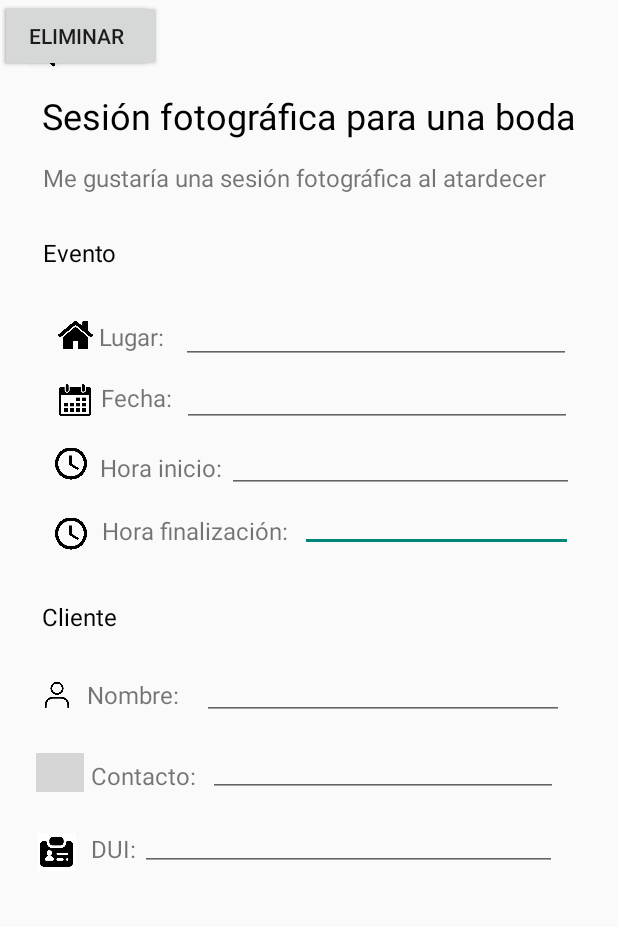
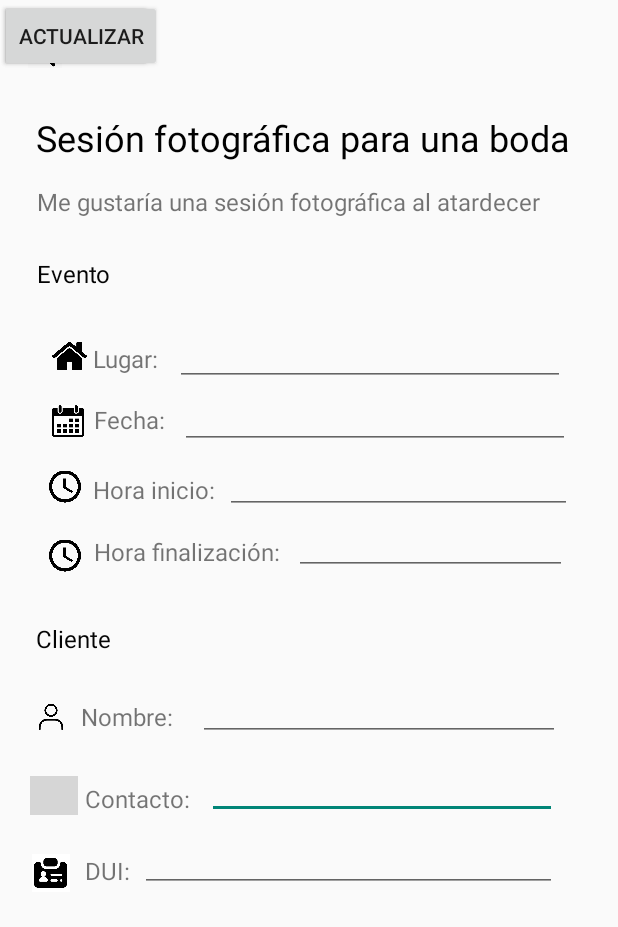
Before and after one commit to vicrenlopez14/CAMVI, an Android app: the fragment FragmentVerMasSesiones shown on its own in the app's theme, on a phone screen of 412 x 824 dp. Shown: the top 927 px of the screen. Run offline under Robolectric (Android 15) with nearby library versions, the phone set to English and light mode, and no system bars; grey boxes are pictures that could not be loaded.

Commit message:
Ver más

```diff
--- a/app/src/main/res/layout/fragment_ver_mas_sesiones.xml
+++ b/app/src/main/res/layout/fragment_ver_mas_sesiones.xml
@@ -27,65 +27,61 @@
         android:textSize="24sp"
         app:layout_constraintBottom_toBottomOf="parent"
         app:layout_constraintEnd_toEndOf="parent"
+        app:layout_constraintHorizontal_bias="0.431"
         app:layout_constraintStart_toStartOf="parent"
         app:layout_constraintTop_toTopOf="parent"
-        app:layout_constraintVertical_bias="0.077" />
+        app:layout_constraintVertical_bias="0.095" />
 
-    <TextView
-        android:id="@+id/textView2"
-        android:layout_width="wrap_content"
-        android:layout_height="wrap_content"
-        android:text="Me gustaría una sesión fotográfica al atardecer"
-        android:textSize="16sp"
+    <ImageView
+        android:id="@+id/imageView10"
+        android:layout_width="32dp"
+        android:layout_height="26dp"
+        android:src="@drawable/celular"
         app:layout_constraintBottom_toBottomOf="parent"
         app:layout_constraintEnd_toEndOf="parent"
-        app:layout_constraintHorizontal_bias="0.381"
+        app:layout_constraintHorizontal_bias="0.052"
         app:layout_constraintStart_toStartOf="parent"
-        app:layout_constraintTop_toBottomOf="@+id/textView"
-        app:layout_constraintVertical_bias="0.02" />
+        app:layout_constraintTop_toTopOf="parent"
+        app:layout_constraintVertical_bias="0.648" />
 
-    <TextView
-        android:id="@+id/textView3"
-        android:layout_width="wrap_content"
-        android:layout_height="wrap_content"
-        android:text="Evento"
-        android:textColor="#040404"
-        android:textSize="16sp"
+    <ImageView
+        android:id="@+id/imageView6"
+        android:layout_width="21dp"
+        android:layout_height="26dp"
+        android:src="@drawable/reloj"
         app:layout_constraintBottom_toBottomOf="parent"
         app:layout_constraintEnd_toEndOf="parent"
-        app:layout_constraintHorizontal_bias="0.079"
+        app:layout_constraintHorizontal_bias="0.084"
         app:layout_constraintStart_toStartOf="parent"
         app:layout_constraintTop_toTopOf="parent"
-        app:layout_constraintVertical_bias="0.196" />
+        app:layout_constraintVertical_bias="0.448" />
 
-    <TextView
-        android:id="@+id/textView4"
-        android:layout_width="wrap_content"
-        android:layout_height="wrap_content"
-        android:text="Cliente"
-        android:textColor="#040404"
-        android:textSize="16sp"
+    <ImageView
+        android:id="@+id/imageView11"
+        android:layout_width="26dp"
+        android:layout_height="25dp"
+        android:src="@drawable/dui"
         app:layout_constraintBottom_toBottomOf="parent"
         app:layout_constraintEnd_toEndOf="parent"
-        app:layout_constraintHorizontal_bias="0.077"
+        app:layout_constraintHorizontal_bias="0.054"
         app:layout_constraintStart_toStartOf="parent"
         app:layout_constraintTop_toTopOf="parent"
-        app:layout_constraintVertical_bias="0.499" />
+        app:layout_constraintVertical_bias="0.713" />
 
     <EditText
-        android:id="@+id/txtHoraFin"
-        android:layout_width="182dp"
-        android:layout_height="30dp"
+        android:id="@+id/txtContacto"
+        android:layout_width="233dp"
+        android:layout_height="29dp"
         android:ems="10"
         android:inputType="textPersonName"
         android:shadowColor="#000000"
         android:textColorHint="#000000"
         app:layout_constraintBottom_toBottomOf="parent"
         app:layout_constraintEnd_toEndOf="parent"
-        app:layout_constraintHorizontal_bias="0.205"
-        app:layout_constraintStart_toEndOf="@+id/textView12"
+        app:layout_constraintHorizontal_bias="0.214"
+        app:layout_constraintStart_toEndOf="@+id/textView14"
         app:layout_constraintTop_toTopOf="parent"
-        app:layout_constraintVertical_bias="0.426" />
+        app:layout_constraintVertical_bias="0.65" />
 
     <ImageView
         android:id="@+id/imageView5"
@@ -94,77 +90,18 @@
         android:src="@drawable/reloj"
         app:layout_constraintBottom_toBottomOf="parent"
         app:layout_constraintEnd_toEndOf="parent"
-        app:layout_constraintHorizontal_bias="0.094"
+        app:layout_constraintHorizontal_bias="0.084"
         app:layout_constraintStart_toStartOf="parent"
         app:layout_constraintTop_toTopOf="parent"
-        app:layout_constraintVertical_bias="0.371" />
+        app:layout_constraintVertical_bias="0.39" />
 
-    <ImageView
-        android:id="@+id/imageView4"
-        android:layout_width="21dp"
-        android:layout_height="24dp"
-        android:src="@drawable/calendar"
-        app:layout_constraintBottom_toBottomOf="parent"
-        app:layout_constraintEnd_toEndOf="parent"
-        app:layout_constraintHorizontal_bias="0.1"
-        app:layout_constraintStart_toStartOf="parent"
-        app:layout_constraintTop_toTopOf="parent"
-        app:layout_constraintVertical_bias="0.318" />
-
-    <EditText
-        android:id="@+id/txtFecha"
-        android:layout_width="260dp"
-        android:layout_height="29dp"
-        android:ems="10"
-        android:inputType="textPersonName"
-        android:shadowColor="#000000"
-        android:textColorHint="#000000"
-        app:layout_constraintBottom_toBottomOf="parent"
-        app:layout_constraintEnd_toEndOf="parent"
-        app:layout_constraintHorizontal_bias="0.175"
-        app:layout_constraintStart_toEndOf="@+id/textView10"
-        app:layout_constraintTop_toTopOf="parent"
-        app:layout_constraintVertical_bias="0.321" />
-
-    <EditText
-        android:id="@+id/txtNombre"
-        android:layout_width="241dp"
-        android:layout_height="27dp"
-        android:ems="10"
-        android:inputType="textPersonName"
-        android:shadowColor="#000000"
-        android:textColorHint="#000000"
-        app:layout_constraintBottom_toBottomOf="parent"
-        app:layout_constraintEnd_toEndOf="parent"
-        app:layout_constraintHorizontal_bias="0.294"
-        app:layout_constraintStart_toEndOf="@+id/textView13"
-        app:layout_constraintTop_toTopOf="parent"
-        app:layout_constraintVertical_bias="0.568" />
-
-    <TextView
-        android:id="@+id/textView15"
-        android:layout_width="wrap_content"
-        android:layout_height="wrap_content"
-        android:text="DUI:"
-        android:textSize="16sp"
-        app:layout_constraintBottom_toBottomOf="parent"
-        app:layout_constraintEnd_toEndOf="parent"
-        app:layout_constraintHorizontal_bias="0.03"
-        app:layout_constraintStart_toEndOf="@+id/imageView11"
-        app:layout_constraintTop_toTopOf="parent"
-        app:layout_constraintVertical_bias="0.692" />
-
-    <ImageView
-        android:id="@+id/imageView10"
-        android:layout_width="32dp"
-        android:layout_height="26dp"
-        android:src="@drawable/celular"
-        app:layout_constraintBottom_toBottomOf="parent"
-        app:layout_constraintEnd_toEndOf="parent"
-        app:layout_constraintHorizontal_bias="0.063"
-        app:layout_constraintStart_toStartOf="parent"
-        app:layout_constraintTop_toTopOf="parent"
-        app:layout_constraintVertical_bias="0.629" />
+    <Button
+        android:id="@+id/button3"
+        android:layout_width="101dp"
+        android:layout_height="48dp"
+        android:text="Eliminar"
+        tools:layout_editor_absoluteX="223dp"
+        tools:layout_editor_absoluteY="594dp" />
 
     <TextView
         android:id="@+id/textView14"
@@ -177,7 +114,75 @@
         app:layout_constraintHorizontal_bias="0.017"
         app:layout_constraintStart_toEndOf="@+id/imageView10"
         app:layout_constraintTop_toTopOf="parent"
-        app:layout_constraintVertical_bias="0.631" />
+        app:layout_constraintVertical_bias="0.65" />
+
+    <TextView
+        android:id="@+id/textView13"
+        android:layout_width="wrap_content"
+        android:layout_height="wrap_content"
+        android:text="Nombre:"
+        android:textSize="16sp"
+        app:layout_constraintBottom_toBottomOf="parent"
+        app:layout_constraintEnd_toEndOf="parent"
+        app:layout_constraintHorizontal_bias="0.019"
+        app:layout_constraintStart_toEndOf="@+id/imageView9"
+        app:layout_constraintTop_toTopOf="parent"
+        app:layout_constraintVertical_bias="0.582" />
+
+    <EditText
+        android:id="@+id/txtFecha"
+        android:layout_width="260dp"
+        android:layout_height="29dp"
+        android:ems="10"
+        android:inputType="textPersonName"
+        android:shadowColor="#000000"
+        android:textColorHint="#000000"
+        app:layout_constraintBottom_toBottomOf="parent"
+        app:layout_constraintEnd_toEndOf="parent"
+        app:layout_constraintHorizontal_bias="0.239"
+        app:layout_constraintStart_toEndOf="@+id/textView10"
+        app:layout_constraintTop_toTopOf="parent"
+        app:layout_constraintVertical_bias="0.34" />
+
+    <TextView
+        android:id="@+id/textView12"
+        android:layout_width="wrap_content"
+        android:layout_height="wrap_content"
+        android:text="Hora finalización:"
+        android:textSize="16sp"
+        app:layout_constraintBottom_toBottomOf="parent"
+        app:layout_constraintEnd_toEndOf="parent"
+        app:layout_constraintHorizontal_bias="0.038"
+        app:layout_constraintStart_toEndOf="@+id/imageView6"
+        app:layout_constraintTop_toTopOf="parent"
+        app:layout_constraintVertical_bias="0.445" />
+
+    <EditText
+        android:id="@+id/txtLugar"
+        android:layout_width="260dp"
+        android:layout_height="31dp"
+        android:ems="10"
+        android:inputType="textPersonName"
+        android:shadowColor="#000000"
+        android:textColorHint="#000000"
+        app:layout_constraintBottom_toBottomOf="parent"
+        app:layout_constraintEnd_toEndOf="parent"
+        app:layout_constraintHorizontal_bias="0.239"
+        app:layout_constraintStart_toEndOf="@+id/textView9"
+        app:layout_constraintTop_toTopOf="parent"
+        app:layout_constraintVertical_bias="0.285" />
+
+    <ImageView
+        android:id="@+id/imageView4"
+        android:layout_width="21dp"
+        android:layout_height="24dp"
+        android:src="@drawable/calendar"
+        app:layout_constraintBottom_toBottomOf="parent"
+        app:layout_constraintEnd_toEndOf="parent"
+        app:layout_constraintHorizontal_bias="0.089"
+        app:layout_constraintStart_toStartOf="parent"
+        app:layout_constraintTop_toTopOf="parent"
+        app:layout_constraintVertical_bias="0.336" />
 
     <EditText
         android:id="@+id/txtDUI"
@@ -189,128 +194,10 @@
         android:textColorHint="#000000"
         app:layout_constraintBottom_toBottomOf="parent"
         app:layout_constraintEnd_toEndOf="parent"
-        app:layout_constraintHorizontal_bias="0.069"
+        app:layout_constraintHorizontal_bias="0.137"
         app:layout_constraintStart_toEndOf="@+id/textView15"
         app:layout_constraintTop_toTopOf="parent"
-        app:layout_constraintVertical_bias="0.694" />
-
-    <ImageView
-        android:id="@+id/imageView9"
-        android:layout_width="28dp"
-        android:layout_height="36dp"
-        android:src="@drawable/personicon"
-        app:layout_constraintBottom_toBottomOf="parent"
-        app:layout_constraintEnd_toEndOf="parent"
-        app:layout_constraintHorizontal_bias="0.062"
-        app:layout_constraintStart_toStartOf="parent"
-        app:layout_constraintTop_toTopOf="parent"
-        app:layout_constraintVertical_bias="0.565" />
-
-    <TextView
-        android:id="@+id/textView13"
-        android:layout_width="wrap_content"
-        android:layout_height="wrap_content"
-        android:text="Nombre:"
-        android:textSize="16sp"
-        app:layout_constraintBottom_toBottomOf="parent"
-        app:layout_constraintEnd_toEndOf="parent"
-        app:layout_constraintHorizontal_bias="0.02"
-        app:layout_constraintStart_toEndOf="@+id/imageView9"
-        app:layout_constraintTop_toTopOf="parent"
-        app:layout_constraintVertical_bias="0.564" />
-
-    <ImageView
-        android:id="@+id/imageView11"
-        android:layout_width="26dp"
-        android:layout_height="25dp"
-        android:src="@drawable/dui"
-        app:layout_constraintBottom_toBottomOf="parent"
-        app:layout_constraintEnd_toEndOf="parent"
-        app:layout_constraintHorizontal_bias="0.064"
-        app:layout_constraintStart_toStartOf="parent"
-        app:layout_constraintTop_toTopOf="parent"
-        app:layout_constraintVertical_bias="0.695" />
-
-    <EditText
-        android:id="@+id/txtContacto"
-        android:layout_width="233dp"
-        android:layout_height="29dp"
-        android:ems="10"
-        android:inputType="textPersonName"
-        android:shadowColor="#000000"
-        android:textColorHint="#000000"
-        app:layout_constraintBottom_toBottomOf="parent"
-        app:layout_constraintEnd_toEndOf="parent"
-        app:layout_constraintHorizontal_bias="0.166"
-        app:layout_constraintStart_toEndOf="@+id/textView14"
-        app:layout_constraintTop_toTopOf="parent"
-        app:layout_constraintVertical_bias="0.632" />
-
-    <TextView
-        android:id="@+id/textView12"
-        android:layout_width="wrap_content"
-        android:layout_height="wrap_content"
-        android:text="Hora finalización:"
-        android:textSize="16sp"
-        app:layout_constraintBottom_toBottomOf="parent"
-        app:layout_constraintEnd_toEndOf="parent"
-        app:layout_constraintHorizontal_bias="0.043"
-        app:layout_constraintStart_toEndOf="@+id/imageView6"
-        app:layout_constraintTop_toTopOf="parent"
-        app:layout_constraintVertical_bias="0.427" />
-
-    <TextView
-        android:id="@+id/textView11"
-        android:layout_width="wrap_content"
-        android:layout_height="wrap_content"
-        android:text="Hora inicio:"
-        android:textSize="16sp"
-        app:layout_constraintBottom_toBottomOf="parent"
-        app:layout_constraintEnd_toEndOf="parent"
-        app:layout_constraintHorizontal_bias="0.032"
-        app:layout_constraintStart_toEndOf="@+id/imageView5"
-        app:layout_constraintTop_toTopOf="parent"
-        app:layout_constraintVertical_bias="0.375" />
-
-    <EditText
-        android:id="@+id/txtLugar"
-        android:layout_width="260dp"
-        android:layout_height="31dp"
-        android:ems="10"
-        android:inputType="textPersonName"
-        android:shadowColor="#000000"
-        android:textColorHint="#000000"
-        app:layout_constraintBottom_toBottomOf="parent"
-        app:layout_constraintEnd_toEndOf="parent"
-        app:layout_constraintHorizontal_bias="0.25"
-        app:layout_constraintStart_toEndOf="@+id/textView9"
-        app:layout_constraintTop_toTopOf="parent"
-        app:layout_constraintVertical_bias="0.267" />
-
-    <ImageView
-        android:id="@+id/imageView3"
-        android:layout_width="23dp"
-        android:layout_height="24dp"
-        android:src="@drawable/casa"
-        app:layout_constraintBottom_toBottomOf="parent"
-        app:layout_constraintEnd_toEndOf="parent"
-        app:layout_constraintHorizontal_bias="0.1"
-        app:layout_constraintStart_toStartOf="parent"
-        app:layout_constraintTop_toTopOf="parent"
-        app:layout_constraintVertical_bias="0.264" />
-
-    <TextView
-        android:id="@+id/textView9"
-        android:layout_width="wrap_content"
-        android:layout_height="wrap_content"
-        android:text="Lugar:"
-        android:textSize="16sp"
-        app:layout_constraintBottom_toBottomOf="parent"
-        app:layout_constraintEnd_toEndOf="parent"
-        app:layout_constraintHorizontal_bias="0.013"
-        app:layout_constraintStart_toEndOf="@+id/imageView3"
-        app:layout_constraintTop_toTopOf="parent"
-        app:layout_constraintVertical_bias="0.266" />
+        app:layout_constraintVertical_bias="0.712" />
 
     <EditText
         android:id="@+id/txtHoraInicio"
@@ -322,10 +209,126 @@
         android:textColorHint="#000000"
         app:layout_constraintBottom_toBottomOf="parent"
         app:layout_constraintEnd_toEndOf="parent"
-        app:layout_constraintHorizontal_bias="0.1"
+        app:layout_constraintHorizontal_bias="0.17"
         app:layout_constraintStart_toEndOf="@+id/textView11"
         app:layout_constraintTop_toTopOf="parent"
-        app:layout_constraintVertical_bias="0.378" />
+        app:layout_constraintVertical_bias="0.396" />
+
+    <TextView
+        android:id="@+id/textView15"
+        android:layout_width="wrap_content"
+        android:layout_height="wrap_content"
+        android:text="DUI:"
+        android:textSize="16sp"
+        app:layout_constraintBottom_toBottomOf="parent"
+        app:layout_constraintEnd_toEndOf="parent"
+        app:layout_constraintHorizontal_bias="0.029"
+        app:layout_constraintStart_toEndOf="@+id/imageView11"
+        app:layout_constraintTop_toTopOf="parent"
+        app:layout_constraintVertical_bias="0.71" />
+
+    <ImageView
+        android:id="@+id/imageView9"
+        android:layout_width="28dp"
+        android:layout_height="36dp"
+        android:src="@drawable/personicon"
+        app:layout_constraintBottom_toBottomOf="parent"
+        app:layout_constraintEnd_toEndOf="parent"
+        app:layout_constraintHorizontal_bias="0.052"
+        app:layout_constraintStart_toStartOf="parent"
+        app:layout_constraintTop_toTopOf="parent"
+        app:layout_constraintVertical_bias="0.584" />
+
+    <ImageView
+        android:id="@+id/imageView3"
+        android:layout_width="23dp"
+        android:layout_height="24dp"
+        android:src="@drawable/casa"
+        app:layout_constraintBottom_toBottomOf="parent"
+        app:layout_constraintEnd_toEndOf="parent"
+        app:layout_constraintHorizontal_bias="0.09"
+        app:layout_constraintStart_toStartOf="parent"
+        app:layout_constraintTop_toTopOf="parent"
+        app:layout_constraintVertical_bias="0.282" />
+
+    <Button
+        android:id="@+id/button2"
+        android:layout_width="wrap_content"
+        android:layout_height="wrap_content"
+        android:text="Actualizar"
+        tools:layout_editor_absoluteX="89dp"
+        tools:layout_editor_absoluteY="594dp" />
+
+    <TextView
+        android:id="@+id/textView3"
+        android:layout_width="wrap_content"
+        android:layout_height="wrap_content"
+        android:text="Evento"
+        android:textColor="#040404"
+        android:textSize="16sp"
+        app:layout_constraintBottom_toBottomOf="parent"
+        app:layout_constraintEnd_toEndOf="parent"
+        app:layout_constraintHorizontal_bias="0.068"
+        app:layout_constraintStart_toStartOf="parent"
+        app:layout_constraintTop_toTopOf="parent"
+        app:layout_constraintVertical_bias="0.214" />
+
+    <TextView
+        android:id="@+id/textView4"
+        android:layout_width="wrap_content"
+        android:layout_height="wrap_content"
+        android:text="Cliente"
+        android:textColor="#040404"
+        android:textSize="16sp"
+        app:layout_constraintBottom_toBottomOf="parent"
+        app:layout_constraintEnd_toEndOf="parent"
+        app:layout_constraintHorizontal_bias="0.066"
+        app:layout_constraintStart_toStartOf="parent"
+        app:layout_constraintTop_toTopOf="parent"
+        app:layout_constraintVertical_bias="0.517" />
+
+    <EditText
+        android:id="@+id/txtHoraFin"
+        android:layout_width="182dp"
+        android:layout_height="30dp"
+        android:ems="10"
+        android:inputType="textPersonName"
+        android:shadowColor="#000000"
+        android:textColorHint="#000000"
+        app:layout_constraintBottom_toBottomOf="parent"
+        app:layout_constraintEnd_toEndOf="parent"
+        app:layout_constraintHorizontal_bias="0.222"
+        app:layout_constraintStart_toEndOf="@+id/textView12"
+        app:layout_constraintTop_toTopOf="parent"
+        app:layout_constraintVertical_bias="0.445" />
+
+    <TextView
+        android:id="@+id/textView9"
+        android:layout_width="wrap_content"
+        android:layout_height="wrap_content"
+        android:text="Lugar:"
+        android:textSize="16sp"
+        app:layout_constraintBottom_toBottomOf="parent"
+        app:layout_constraintEnd_toEndOf="parent"
+        app:layout_constraintHorizontal_bias="0.012"
+        app:layout_constraintStart_toEndOf="@+id/imageView3"
+        app:layout_constraintTop_toTopOf="parent"
+        app:layout_constraintVertical_bias="0.284" />
+
+    <EditText
+        android:id="@+id/txtNombre"
+        android:layout_width="241dp"
+        android:layout_height="27dp"
+        android:ems="10"
+        android:inputType="textPersonName"
+        android:shadowColor="#000000"
+        android:textColorHint="#000000"
+        app:layout_constraintBottom_toBottomOf="parent"
+        app:layout_constraintEnd_toEndOf="parent"
+        app:layout_constraintHorizontal_bias="0.298"
+        app:layout_constraintStart_toEndOf="@+id/textView13"
+        app:layout_constraintTop_toTopOf="parent"
+        app:layout_constraintVertical_bias="0.586" />
 
     <TextView
         android:id="@+id/textView10"
@@ -335,37 +338,35 @@
         android:textSize="16sp"
         app:layout_constraintBottom_toBottomOf="parent"
         app:layout_constraintEnd_toEndOf="parent"
-        app:layout_constraintHorizontal_bias="0.023"
+        app:layout_constraintHorizontal_bias="0.022"
         app:layout_constraintStart_toEndOf="@+id/imageView4"
         app:layout_constraintTop_toTopOf="parent"
-        app:layout_constraintVertical_bias="0.317" />
+        app:layout_constraintVertical_bias="0.335" />
 
-    <ImageView
-        android:id="@+id/imageView6"
-        android:layout_width="21dp"
-        android:layout_height="26dp"
-        android:src="@drawable/reloj"
+    <TextView
+        android:id="@+id/textView11"
+        android:layout_width="wrap_content"
+        android:layout_height="wrap_content"
+        android:text="Hora inicio:"
+        android:textSize="16sp"
         app:layout_constraintBottom_toBottomOf="parent"
         app:layout_constraintEnd_toEndOf="parent"
-        app:layout_constraintHorizontal_bias="0.094"
-        app:layout_constraintStart_toStartOf="parent"
+        app:layout_constraintHorizontal_bias="0.028"
+        app:layout_constraintStart_toEndOf="@+id/imageView5"
         app:layout_constraintTop_toTopOf="parent"
-        app:layout_constraintVertical_bias="0.429" />
+        app:layout_constraintVertical_bias="0.393" />
 
-    <Button
-        android:id="@+id/button2"
+    <TextView
+        android:id="@+id/textView2"
         android:layout_width="wrap_content"
         android:layout_height="wrap_content"
-        android:text="Actualizar"
-        tools:layout_editor_absoluteX="93dp"
-        tools:layout_editor_absoluteY="581dp" />
-
-    <Button
-        android:id="@+id/button3"
-        android:layout_width="101dp"
-        android:layout_height="48dp"
-        android:text="Eliminar"
-        tools:layout_editor_absoluteX="227dp"
-        tools:layout_editor_absoluteY="581dp" />
+        android:text="Me gustaría una sesión fotográfica al atardecer"
+        android:textSize="16sp"
+        app:layout_constraintBottom_toBottomOf="parent"
+        app:layout_constraintEnd_toEndOf="parent"
+        app:layout_constraintHorizontal_bias="0.328"
+        app:layout_constraintStart_toStartOf="parent"
+        app:layout_constraintTop_toBottomOf="@+id/textView"
+        app:layout_constraintVertical_bias="0.022" />
 
 </androidx.constraintlayout.widget.ConstraintLayout>
```
